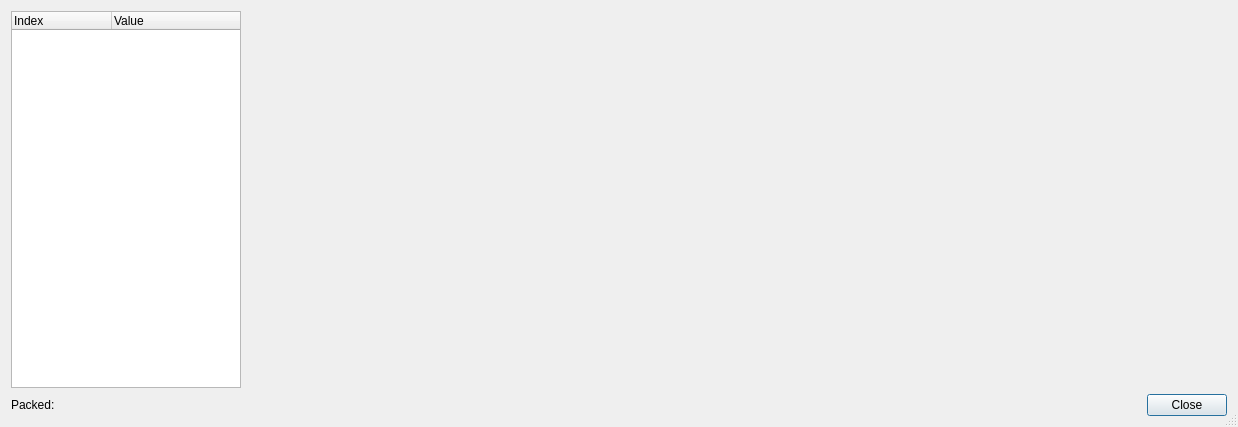
The window that src/qt/forms/fractionsdialog.ui (bitbaymarket/bitbay-core) describes before a commit, drawn with Qt 5.
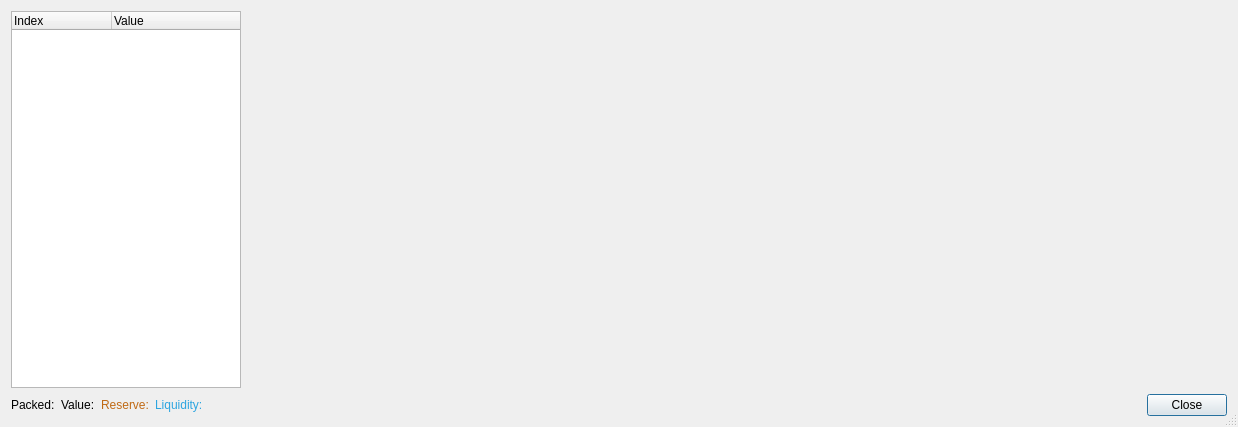
The same window after the commit.

```diff
--- a/src/qt/forms/fractionsdialog.ui
+++ b/src/qt/forms/fractionsdialog.ui
@@ -20,7 +20,21 @@
    <bool>false</bool>
   </property>
   <layout class="QGridLayout" name="gridLayout">
-   <item row="0" column="0" colspan="2">
+   <item row="1" column="1">
+    <widget class="QLabel" name="valueLabel">
+     <property name="text">
+      <string>Value:</string>
+     </property>
+    </widget>
+   </item>
+   <item row="1" column="4">
+    <widget class="QDialogButtonBox" name="buttons">
+     <property name="standardButtons">
+      <set>QDialogButtonBox::Close</set>
+     </property>
+    </widget>
+   </item>
+   <item row="0" column="0" colspan="5">
     <layout class="QHBoxLayout" name="horizontalLayout">
      <item>
       <widget class="QTreeWidget" name="fractions">
@@ -88,10 +102,91 @@
      </property>
     </widget>
    </item>
-   <item row="1" column="1">
-    <widget class="QDialogButtonBox" name="buttons">
-     <property name="standardButtons">
-      <set>QDialogButtonBox::Close</set>
+   <item row="1" column="2">
+    <widget class="QLabel" name="reserveLabel">
+     <property name="palette">
+      <palette>
+       <active>
+        <colorrole role="WindowText">
+         <brush brushstyle="SolidPattern">
+          <color alpha="255">
+           <red>192</red>
+           <green>106</green>
+           <blue>21</blue>
+          </color>
+         </brush>
+        </colorrole>
+       </active>
+       <inactive>
+        <colorrole role="WindowText">
+         <brush brushstyle="SolidPattern">
+          <color alpha="255">
+           <red>192</red>
+           <green>106</green>
+           <blue>21</blue>
+          </color>
+         </brush>
+        </colorrole>
+       </inactive>
+       <disabled>
+        <colorrole role="WindowText">
+         <brush brushstyle="SolidPattern">
+          <color alpha="255">
+           <red>190</red>
+           <green>190</green>
+           <blue>190</blue>
+          </color>
+         </brush>
+        </colorrole>
+       </disabled>
+      </palette>
+     </property>
+     <property name="text">
+      <string>Reserve:</string>
+     </property>
+    </widget>
+   </item>
+   <item row="1" column="3">
+    <widget class="QLabel" name="liquidityLabel">
+     <property name="palette">
+      <palette>
+       <active>
+        <colorrole role="WindowText">
+         <brush brushstyle="SolidPattern">
+          <color alpha="255">
+           <red>45</red>
+           <green>165</green>
+           <blue>224</blue>
+          </color>
+         </brush>
+        </colorrole>
+       </active>
+       <inactive>
+        <colorrole role="WindowText">
+         <brush brushstyle="SolidPattern">
+          <color alpha="255">
+           <red>45</red>
+           <green>165</green>
+           <blue>224</blue>
+          </color>
+         </brush>
+        </colorrole>
+       </inactive>
+       <disabled>
+        <colorrole role="WindowText">
+         <brush brushstyle="SolidPattern">
+          <color alpha="255">
+           <red>190</red>
+           <green>190</green>
+           <blue>190</blue>
+          </color>
+         </brush>
+        </colorrole>
+       </disabled>
+      </palette>
+     </property>
+     <property name="text">
+      <string>Liquidity:</string>
      </property>
     </widget>
    </item>
```
